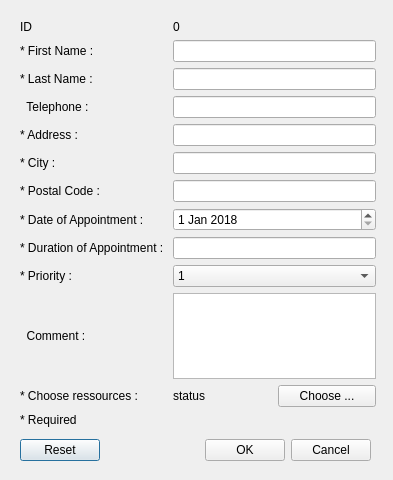
Above: TPQtIntroduction/dialogmodifyclient.ui from Lydie-Pierrick/TP2-QT-INTRO before the change. Below: the same form after it.
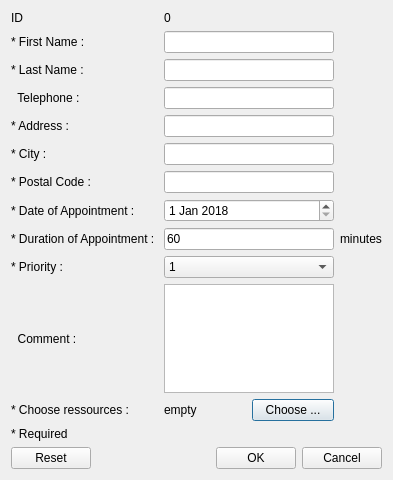
That is the form after the change.

What changed in the file:
```diff
--- a/TPQtIntroduction/dialogmodifyclient.ui
+++ b/TPQtIntroduction/dialogmodifyclient.ui
@@ -13,119 +13,11 @@
   <property name="windowTitle">
    <string>Modification of Client</string>
   </property>
-  <widget class="QWidget" name="horizontalLayoutWidget">
-   <property name="geometry">
-    <rect>
-     <x>20</x>
-     <y>430</y>
-     <width>351</width>
-     <height>41</height>
-    </rect>
-   </property>
-   <layout class="QHBoxLayout" name="horizontalLayout">
+  <layout class="QVBoxLayout" name="verticalLayout">
     <item>
-     <widget class="QPushButton" name="pushButton_reset">
-      <property name="text">
-       <string>Reset</string>
-      </property>
-     </widget>
-    </item>
-    <item>
-     <spacer name="horizontalSpacer">
-      <property name="orientation">
-       <enum>Qt::Horizontal</enum>
-      </property>
-      <property name="sizeHint" stdset="0">
-       <size>
-        <width>40</width>
-        <height>20</height>
-       </size>
-      </property>
-     </spacer>
-    </item>
-    <item>
-     <widget class="QPushButton" name="pushButton_ok">
-      <property name="text">
-       <string>OK</string>
-      </property>
-     </widget>
-    </item>
-    <item>
-     <widget class="QPushButton" name="pushButton_cancel">
-      <property name="text">
-       <string>Cancel</string>
-      </property>
-     </widget>
-    </item>
-   </layout>
-  </widget>
-  <widget class="QWidget" name="gridLayoutWidget">
-   <property name="geometry">
-    <rect>
-     <x>20</x>
-     <y>20</y>
-     <width>356</width>
-     <height>407</height>
-    </rect>
-   </property>
    <layout class="QGridLayout" name="gridLayout">
-    <item row="11" column="1">
-     <layout class="QHBoxLayout" name="horizontalLayout_2">
-      <item>
-       <widget class="QLabel" name="label_chooseRes">
-        <property name="text">
-         <string>status</string>
-        </property>
-       </widget>
-      </item>
-      <item>
-       <widget class="QPushButton" name="pushBtn_choose">
-        <property name="text">
-         <string>Choose ...</string>
-        </property>
-       </widget>
-      </item>
-     </layout>
-    </item>
-    <item row="12" column="0">
-     <widget class="QLabel" name="label_required">
-      <property name="text">
-       <string>* Required</string>
-      </property>
-     </widget>
-    </item>
-    <item row="2" column="1">
-     <widget class="QLineEdit" name="lineEdit_lastname"/>
-    </item>
-    <item row="5" column="0">
-     <widget class="QLabel" name="labe_city">
-      <property name="text">
-       <string>* City :</string>
-      </property>
-     </widget>
-    </item>
-    <item row="1" column="1">
-     <widget class="QLineEdit" name="lineEdit_firstname"/>
-    </item>
-    <item row="11" column="0">
-     <widget class="QLabel" name="label_staus">
-      <property name="text">
-       <string>* Choose ressources :</string>
-      </property>
-     </widget>
-    </item>
-    <item row="6" column="1">
-     <widget class="QLineEdit" name="lineEdit_postalCode"/>
-    </item>
-    <item row="4" column="1">
-     <widget class="QLineEdit" name="lineEdit_address"/>
-    </item>
-    <item row="6" column="0">
-     <widget class="QLabel" name="label_postalCode">
-      <property name="text">
-       <string>* Postal Code :</string>
-      </property>
-     </widget>
+     <item row="10" column="1">
+      <widget class="QPlainTextEdit" name="textEdit"/>
     </item>
     <item row="8" column="0">
      <widget class="QLabel" name="label_duration">
@@ -147,9 +39,6 @@
     <item row="5" column="1">
      <widget class="QLineEdit" name="lineEdit_city"/>
     </item>
-    <item row="8" column="1">
-     <widget class="QLineEdit" name="lineEdit_duration"/>
-    </item>
     <item row="3" column="0">
      <widget class="QLabel" name="label_telephone">
       <property name="text">
@@ -221,20 +110,6 @@
       </property>
      </widget>
     </item>
-    <item row="1" column="0">
-     <widget class="QLabel" name="label_firstname">
-      <property name="text">
-       <string>* First Name :</string>
-      </property>
-     </widget>
-    </item>
-    <item row="10" column="0">
-     <widget class="QLabel" name="label_comment">
-      <property name="text">
-       <string>  Comment : </string>
-      </property>
-     </widget>
-    </item>
     <item row="4" column="0">
      <widget class="QLabel" name="label_address">
       <property name="text">
@@ -249,6 +124,13 @@
       </property>
      </widget>
     </item>
+     <item row="10" column="0">
+      <widget class="QLabel" name="label_comment">
+       <property name="text">
+        <string>  Comment : </string>
+       </property>
+      </widget>
+     </item>
     <item row="13" column="0">
      <spacer name="verticalSpacer">
       <property name="orientation">
@@ -262,11 +144,132 @@
       </property>
      </spacer>
     </item>
-    <item row="10" column="1">
-     <widget class="QPlainTextEdit" name="textEdit"/>
-    </item>
-   </layout>
-  </widget>
+     <item row="1" column="0">
+      <widget class="QLabel" name="label_firstname">
+       <property name="text">
+        <string>* First Name :</string>
+       </property>
+      </widget>
+     </item>
+     <item row="11" column="1">
+      <layout class="QHBoxLayout" name="horizontalLayout_2">
+       <item>
+        <widget class="QLabel" name="label_status">
+         <property name="text">
+          <string>empty</string>
+         </property>
+        </widget>
+       </item>
+       <item>
+        <widget class="QPushButton" name="pushBtn_choose">
+         <property name="text">
+          <string>Choose ...</string>
+         </property>
+        </widget>
+       </item>
+      </layout>
+     </item>
+     <item row="12" column="0">
+      <widget class="QLabel" name="label_required">
+       <property name="text">
+        <string>* Required</string>
+       </property>
+      </widget>
+     </item>
+     <item row="2" column="1">
+      <widget class="QLineEdit" name="lineEdit_lastname"/>
+     </item>
+     <item row="1" column="1">
+      <widget class="QLineEdit" name="lineEdit_firstname"/>
+     </item>
+     <item row="5" column="0">
+      <widget class="QLabel" name="labe_city">
+       <property name="text">
+        <string>* City :</string>
+       </property>
+      </widget>
+     </item>
+     <item row="11" column="0">
+      <widget class="QLabel" name="label_chooseRes">
+       <property name="text">
+        <string>* Choose ressources :</string>
+       </property>
+      </widget>
+     </item>
+     <item row="6" column="0">
+      <widget class="QLabel" name="label_postalCode">
+       <property name="text">
+        <string>* Postal Code :</string>
+       </property>
+      </widget>
+     </item>
+     <item row="6" column="1">
+      <widget class="QLineEdit" name="lineEdit_postalCode"/>
+     </item>
+     <item row="4" column="1">
+      <widget class="QLineEdit" name="lineEdit_address"/>
+     </item>
+     <item row="8" column="2">
+      <widget class="QLabel" name="label">
+       <property name="text">
+        <string>minutes</string>
+       </property>
+      </widget>
+     </item>
+     <item row="8" column="1">
+      <widget class="QLineEdit" name="lineEdit_duration">
+       <property name="sizePolicy">
+        <sizepolicy hsizetype="Preferred" vsizetype="Fixed">
+         <horstretch>0</horstretch>
+         <verstretch>0</verstretch>
+        </sizepolicy>
+       </property>
+       <property name="text">
+        <string>60</string>
+       </property>
+      </widget>
+     </item>
+    </layout>
+   </item>
+   <item>
+    <layout class="QHBoxLayout" name="horizontalLayout">
+     <item>
+      <widget class="QPushButton" name="pushButton_reset">
+       <property name="text">
+        <string>Reset</string>
+       </property>
+      </widget>
+     </item>
+     <item>
+      <spacer name="horizontalSpacer">
+       <property name="orientation">
+        <enum>Qt::Horizontal</enum>
+       </property>
+       <property name="sizeHint" stdset="0">
+        <size>
+         <width>40</width>
+         <height>20</height>
+        </size>
+       </property>
+      </spacer>
+     </item>
+     <item>
+      <widget class="QPushButton" name="pushButton_ok">
+       <property name="text">
+        <string>OK</string>
+       </property>
+      </widget>
+     </item>
+     <item>
+      <widget class="QPushButton" name="pushButton_cancel">
+       <property name="text">
+        <string>Cancel</string>
+       </property>
+      </widget>
+     </item>
+    </layout>
+   </item>
+  </layout>
  </widget>
  <resources/>
  <connections/>
```
Lines whose indentation alone changed are shown as unchanged.
